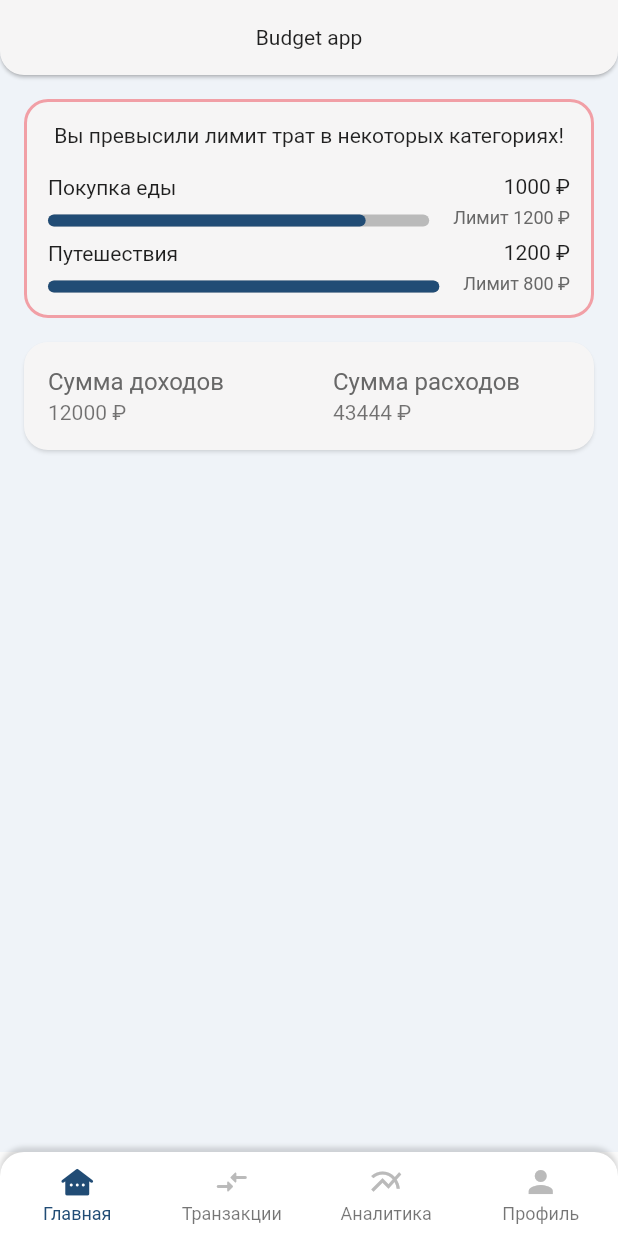
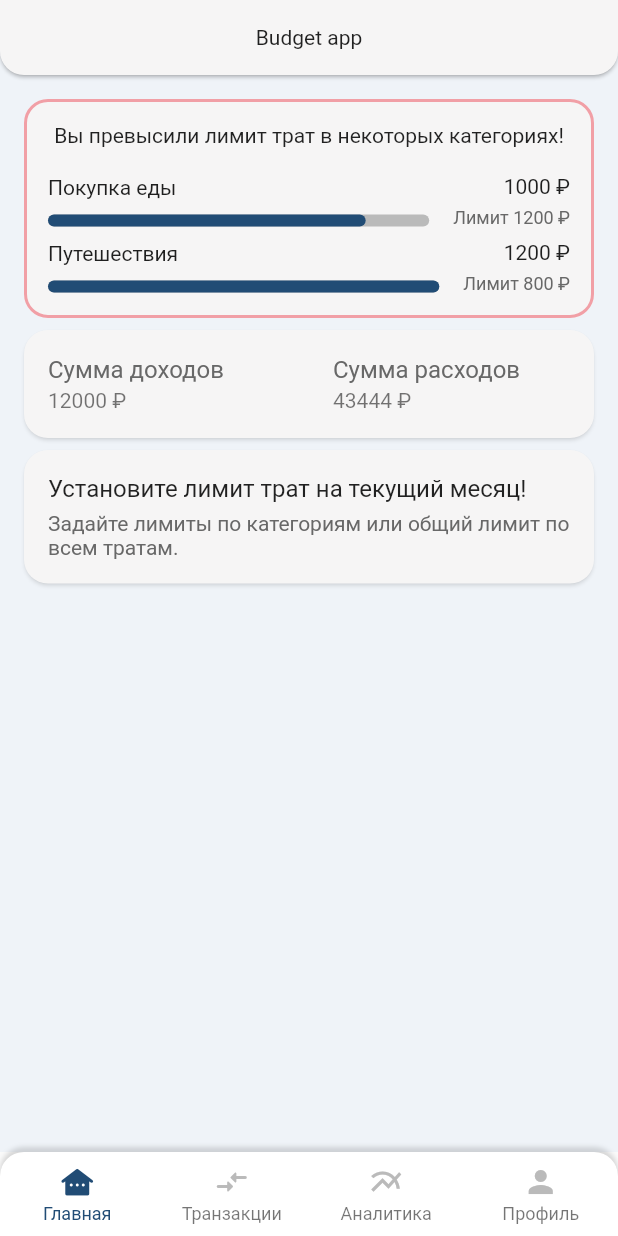
Before and after one commit to RedFox802/budget_tracker_app, a Flutter app: the screen it shows after launch, on a phone screen of 412 x 824 dp. Run offline on Flutter 3.47's test engine with Material 2 defaults, Android fonts, the phone set to English and light mode, and no system bars; drawn by our look-alikes of percent_indicator; our stand-ins replace auto_route, flutter_bloc, freezed_annotation, get_it, hydrated_bloc, injectable; generated files the repository leaves out were written again; statements that could not run were skipped.

Commit message:
feat(BudgetLimitCard): добавление компонента для отображения лимитов на траты

```diff
--- /dev/null
+++ b/lib/feature/home/presentation/component/budget_limit_card.dart
@@ -0,0 +1,103 @@
+import 'package:budget_tracker_app/common/presentation/component/card_wrapper/card_circular_border_all_wrapper.dart';
+import 'package:budget_tracker_app/theme/app_text_theme.dart';
+import 'package:flutter/material.dart';
+
+class BudgetLimitCard extends StatelessWidget {
+  const BudgetLimitCard({
+    required this.limit,
+    required this.currentMonth,
+    super.key,
+  });
+
+  final num? limit;
+  final String currentMonth;
+
+  bool get hasLimit => limit != null;
+
+  @override
+  Widget build(BuildContext context) {
+    return CardCircularBorderAllWrapper(
+      elevation: 1,
+      padding: const EdgeInsets.all(16),
+      child: hasLimit
+          ? _HasLimitState._(
+              limit: '$limit ₽',
+              currentMonth: currentMonth,
+            )
+          : const _NoLimitState._(),
+    );
+  }
+}
+
+class _NoLimitState extends StatelessWidget {
+  const _NoLimitState._();
+
+  @override
+  Widget build(BuildContext context) {
+    return const ListTile(
+      minVerticalPadding: 0,
+      contentPadding: EdgeInsets.zero,
+      visualDensity: VisualDensity(vertical: -4, horizontal: -4),
+      title: Text(
+        'Установите лимит трат на текущий месяц!',
+        style: AppTextTheme.title,
+        maxLines: 2,
+        overflow: TextOverflow.ellipsis,
+      ),
+      subtitle: Padding(
+        padding: EdgeInsets.only(top: 6),
+        child: Text(
+          'Задайте лимиты по категориям или общий лимит по всем тратам.',
+          style: AppTextTheme.regularDisabled,
+          maxLines: 2,
+          overflow: TextOverflow.ellipsis,
+        ),
+      ),
+    );
+  }
+}
+
+class _HasLimitState extends StatelessWidget {
+  const _HasLimitState._({
+    required this.limit,
+    required this.currentMonth,
+  });
+
+  final String limit;
+
+  final String currentMonth;
+
+  @override
+  Widget build(BuildContext context) {
+    return Row(
+      mainAxisSize: MainAxisSize.min,
+      mainAxisAlignment: MainAxisAlignment.spaceBetween,
+      children: [
+        Flexible(
+          child: ListTile(
+            minVerticalPadding: 0,
+            contentPadding: EdgeInsets.zero,
+            visualDensity: const VisualDensity(vertical: -4, horizontal: -4),
+            title: Text(
+              'Ваш бюджет на $currentMonth',
+              style: AppTextTheme.title,
+              maxLines: 2,
+              overflow: TextOverflow.ellipsis,
+            ),
+            subtitle: const Text(
+              'Общая сумма по всем категориям',
+              style: AppTextTheme.smallDisabled,
+              maxLines: 2,
+              overflow: TextOverflow.ellipsis,
+            ),
+          ),
+        ),
+        Text(
+          limit,
+          style: AppTextTheme.title,
+          overflow: TextOverflow.ellipsis,
+        )
+      ],
+    );
+  }
+}
--- a/lib/feature/home/presentation/screen/home_screen.dart
+++ b/lib/feature/home/presentation/screen/home_screen.dart
@@ -3,6 +3,7 @@ import 'package:budget_tracker_app/common/domain/transition_list/cubit/transacti
 import 'package:budget_tracker_app/common/presentation/component/app_bar/custom_app_bar.dart';
 import 'package:budget_tracker_app/common/presentation/component/card_wrapper/card_circular_bottom_border_wrapper.dart';
 import 'package:budget_tracker_app/feature/home/presentation/component/budget_card.dart';
+import 'package:budget_tracker_app/feature/home/presentation/component/budget_limit_card.dart';
 import 'package:budget_tracker_app/feature/home/presentation/component/exceeding_spending_limit_warning_card.dart';
 import 'package:budget_tracker_app/theme/app_colors.dart';
 import 'package:budget_tracker_app/theme/app_text_theme.dart';
@@ -28,10 +29,15 @@ class HomeScreen extends StatelessWidget {
                   .where((e) => e.limit != null)
                   .toList(),
             ),
-            const SizedBox(height: 16),
+            const SizedBox(height: 8),
             const BudgetCard(
               totalIncome: 12000,
               totalSpending: 43444,
+            ),
+            const SizedBox(height: 8),
+            const BudgetLimitCard(
+              limit: null,
+              currentMonth: 'февраль',
             ),
           ],
         ),
```
